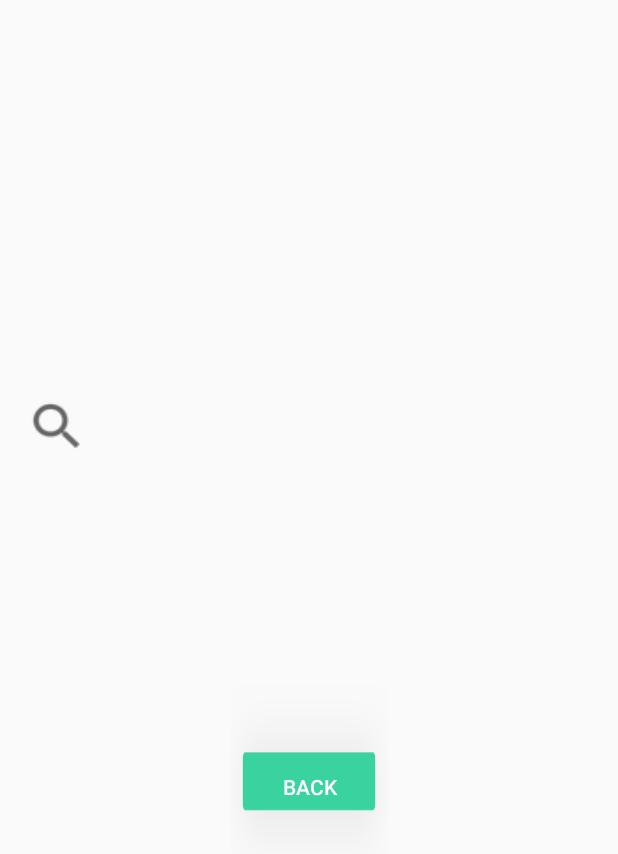
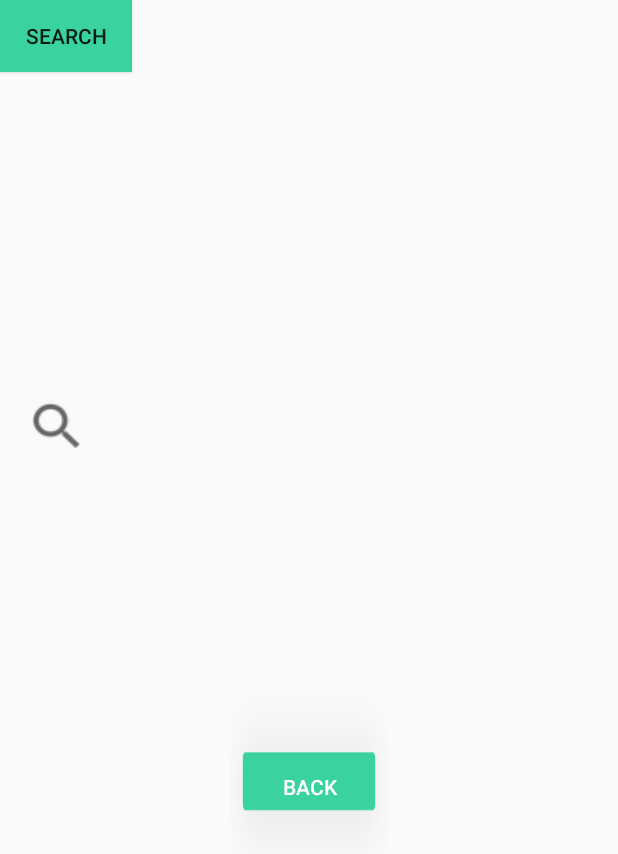
Before and after one commit to DavyWk/DonationsStation26, an Android app: the ItemAllActivity screen opened directly, with no data from a screen before it, on a phone screen of 412 x 824 dp. Shown: the top 854 px of the screen. Run offline under Robolectric (Android 15) with nearby library versions, the phone set to English and light mode, and no system bars.

Commit message:
Added Search Button to activity_items_all.xml

```diff
--- a/app/src/main/res/layout/activity_items_all.xml
+++ b/app/src/main/res/layout/activity_items_all.xml
@@ -49,4 +49,14 @@
         app:layout_constraintStart_toStartOf="parent"
         app:layout_constraintTop_toTopOf="parent" />
 
+    <Button
+        android:id="@+id/button5"
+        android:layout_width="wrap_content"
+        android:layout_height="wrap_content"
+        android:background="@color/colorAccent"
+        android:onClick="onSearchButtonPressed"
+        android:text="Search"
+        tools:layout_editor_absoluteX="40dp"
+        tools:layout_editor_absoluteY="501dp" />
+
 </android.support.constraint.ConstraintLayout>
```
